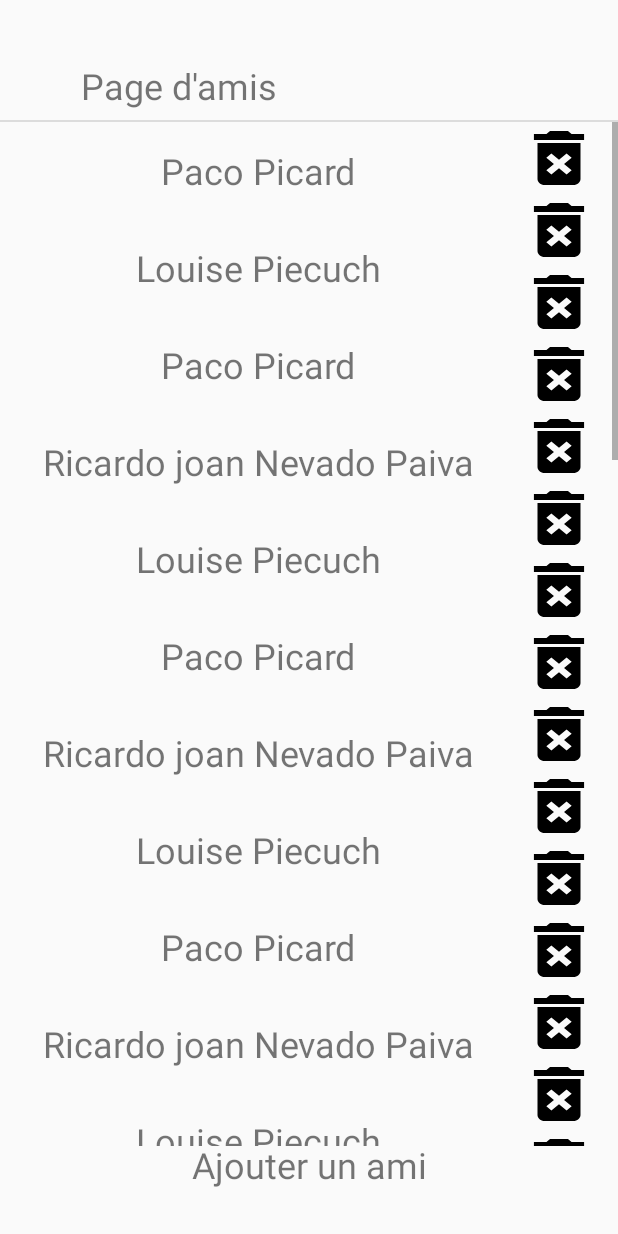
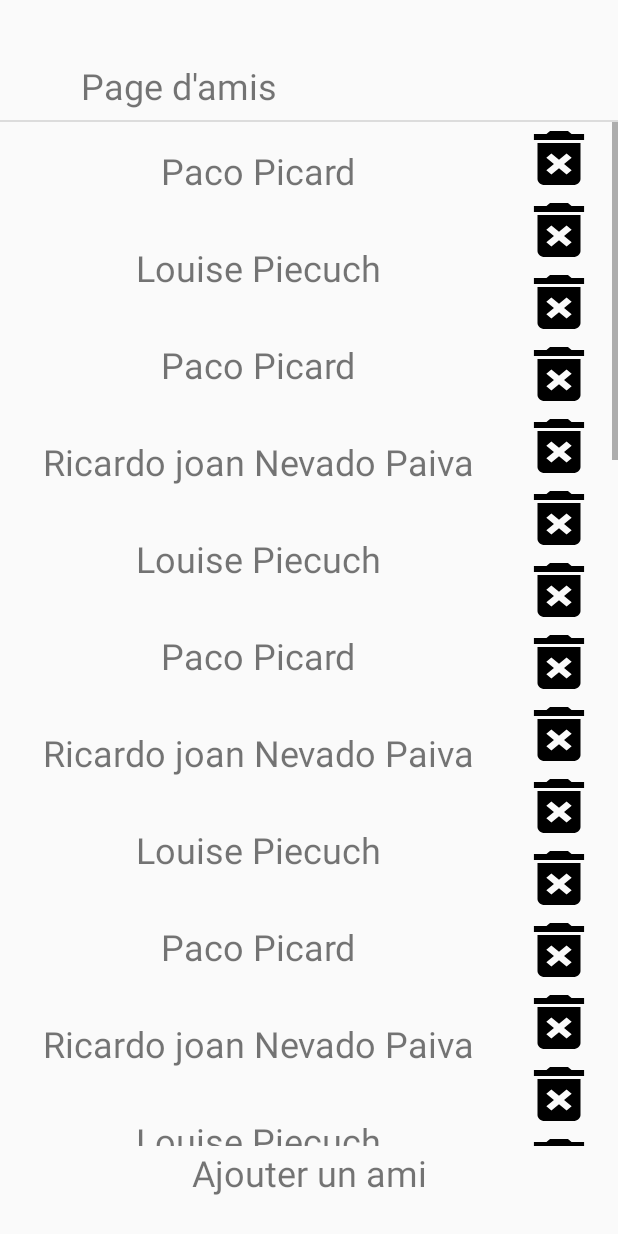
Before and after one commit to TheRealPaco/Festiv-Aman, an Android app: the FriendsActivity screen opened directly, with no data from a screen before it, on a phone screen of 412 x 824 dp. Run offline under Robolectric (Android 15) with nearby library versions, the phone set to English and light mode, and no system bars.

Commit message:
baisser le textView "add friends"

```diff
--- a/app/src/main/res/layout/activity_friends.xml
+++ b/app/src/main/res/layout/activity_friends.xml
@@ -19,7 +19,7 @@
                 android:id="@+id/textView10"
                 android:layout_width="wrap_content"
                 android:layout_height="wrap_content"
-                android:layout_marginBottom="31dp"
+                android:layout_marginBottom="26dp"
                 android:text="@string/add_friend"
                 android:textSize="24sp"
                 app:layout_constraintBottom_toBottomOf="parent"
```
